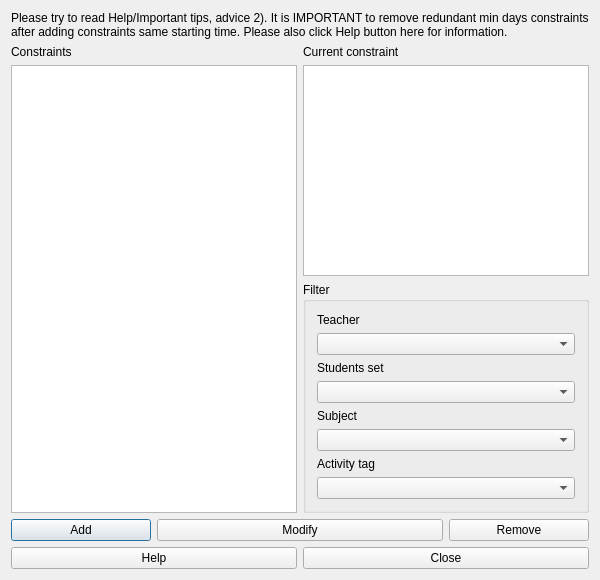
Before: the Qt Designer form src/interface/constraintactivitiessamestartingtimeform_template.ui in karandit/fet, drawn with Qt 5.
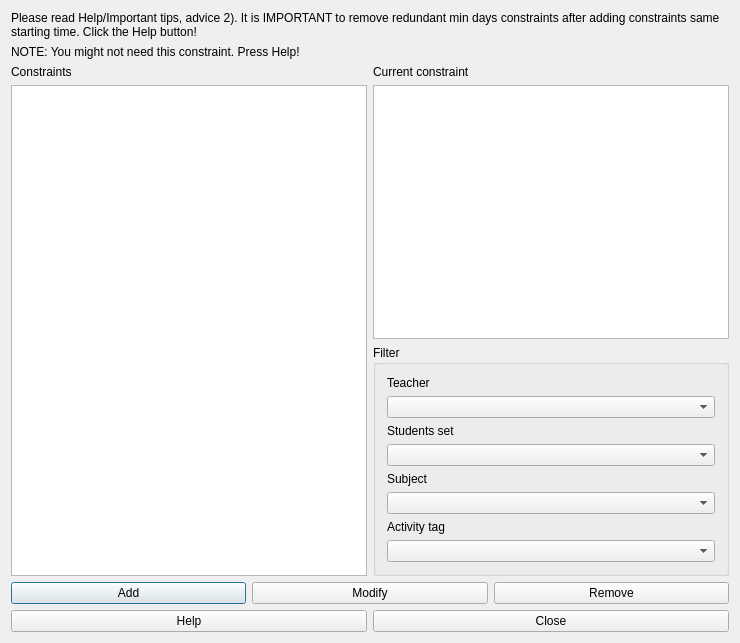
After: the same form once the commit is applied.

```diff
--- a/src/interface/constraintactivitiessamestartingtimeform_template.ui
+++ b/src/interface/constraintactivitiessamestartingtimeform_template.ui
@@ -6,15 +6,15 @@
    <rect>
     <x>0</x>
     <y>0</y>
-    <width>600</width>
-    <height>580</height>
+    <width>740</width>
+    <height>643</height>
    </rect>
   </property>
   <property name="windowTitle">
    <string extracomment="This is the title of the dialog to see the list of all constraints of this type">Constraints activities same starting time</string>
   </property>
   <layout class="QGridLayout" name="gridLayout_2">
-   <item row="0" column="0" colspan="4">
+   <item row="0" column="0" colspan="2">
     <widget class="QLabel" name="constraintsTextLabel_2">
      <property name="sizePolicy">
       <sizepolicy hsizetype="Minimum" vsizetype="Minimum">
@@ -29,7 +29,7 @@
       <enum>QFrame::Plain</enum>
      </property>
      <property name="text">
-      <string>Please try to read Help/Important tips, advice 2). It is IMPORTANT to remove redundant min days constraints after adding constraints same starting time. Please also click Help button here for information.</string>
+      <string>Please read Help/Important tips, advice 2). It is IMPORTANT to remove redundant min days constraints after adding constraints same starting time. Click the Help button!</string>
      </property>
      <property name="wordWrap">
       <bool>true</bool>
@@ -37,6 +37,28 @@
     </widget>
    </item>
    <item row="1" column="0" colspan="2">
+    <widget class="QLabel" name="constraintsTextLabel_3">
+     <property name="sizePolicy">
+      <sizepolicy hsizetype="Minimum" vsizetype="Minimum">
+       <horstretch>0</horstretch>
+       <verstretch>0</verstretch>
+      </sizepolicy>
+     </property>
+     <property name="frameShape">
+      <enum>QFrame::NoFrame</enum>
+     </property>
+     <property name="frameShadow">
+      <enum>QFrame::Plain</enum>
+     </property>
+     <property name="text">
+      <string>NOTE: You might not need this constraint. Press Help!</string>
+     </property>
+     <property name="wordWrap">
+      <bool>true</bool>
+     </property>
+    </widget>
+   </item>
+   <item row="2" column="0">
     <layout class="QVBoxLayout" name="verticalLayout_2">
      <item>
       <widget class="QLabel" name="constraintsTextLabel">
@@ -59,7 +81,7 @@
      </item>
     </layout>
    </item>
-   <item row="1" column="2" colspan="2">
+   <item row="2" column="1">
     <layout class="QVBoxLayout" name="verticalLayout">
      <item>
       <widget class="QLabel" name="currentConstraintTextLabel">
@@ -137,40 +159,48 @@
      </item>
     </layout>
    </item>
-   <item row="2" column="0">
+   <item row="3" column="0" colspan="2">
+    <layout class="QHBoxLayout" name="horizontalLayout">
+     <item>
     <widget class="QPushButton" name="addConstraintPushButton">
      <property name="text">
       <string>Add</string>
      </property>
     </widget>
    </item>
-   <item row="2" column="1" colspan="2">
+     <item>
     <widget class="QPushButton" name="modifyConstraintPushButton">
      <property name="text">
       <string>Modify</string>
      </property>
     </widget>
    </item>
-   <item row="2" column="3">
+     <item>
     <widget class="QPushButton" name="removeConstraintPushButton">
      <property name="text">
       <string>Remove</string>
      </property>
     </widget>
    </item>
-   <item row="3" column="0" colspan="2">
+    </layout>
+   </item>
+   <item row="4" column="0" colspan="2">
+    <layout class="QHBoxLayout" name="horizontalLayout_2">
+     <item>
     <widget class="QPushButton" name="helpPushButton">
      <property name="text">
       <string>Help</string>
      </property>
     </widget>
    </item>
-   <item row="3" column="2" colspan="2">
+     <item>
     <widget class="QPushButton" name="closePushButton">
      <property name="text">
       <string>Close</string>
      </property>
     </widget>
+     </item>
+    </layout>
    </item>
   </layout>
  </widget>
```
Lines whose indentation alone changed are shown as unchanged.
